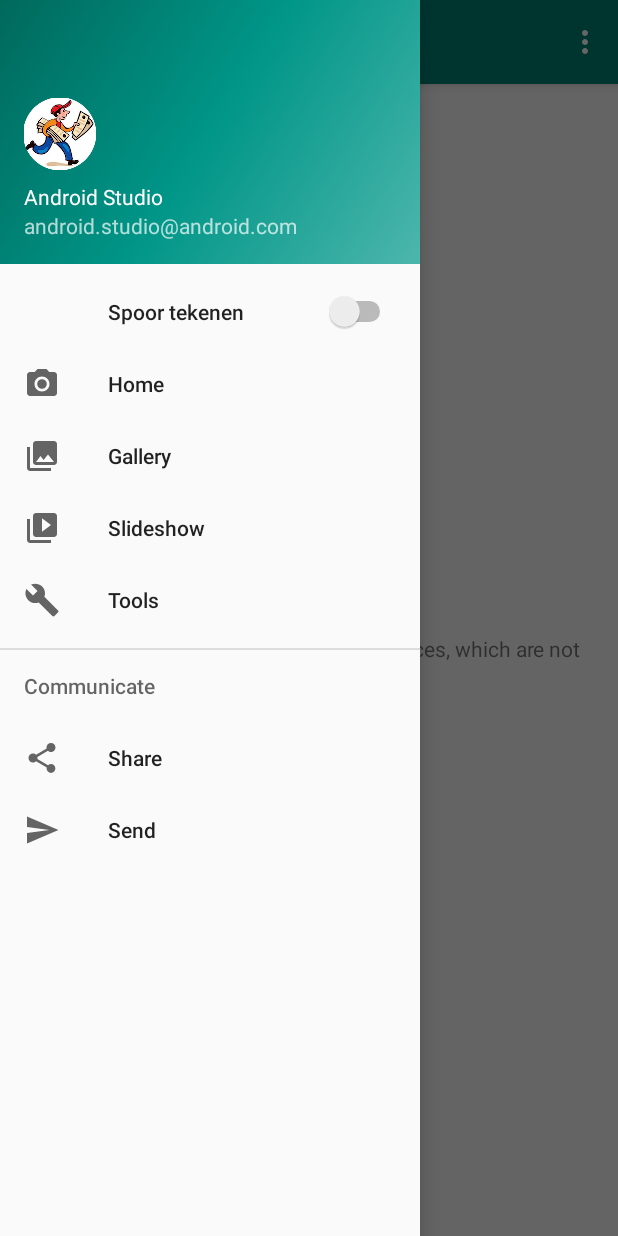
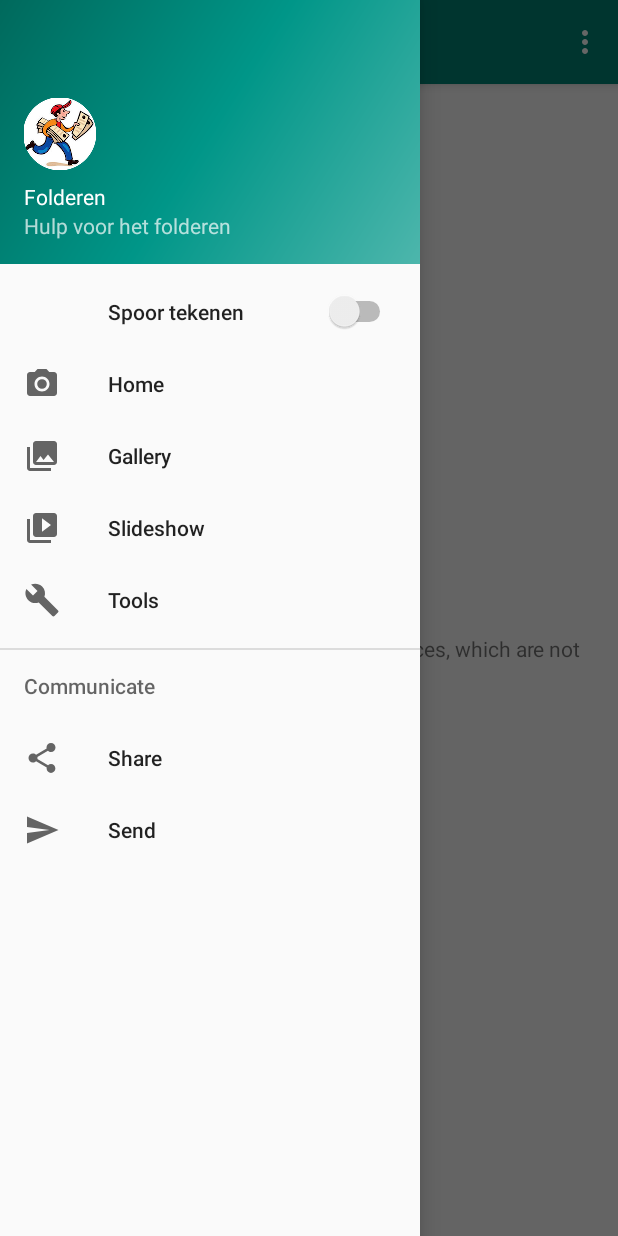
Before and after one commit to teusbenschop/folderen, an Android app: the screen it shows after launch (MainActivity), with the side drawer open, on a phone screen of 412 x 824 dp. Run offline under Robolectric (Android 15) with nearby library versions, the light colour scheme and no system bars.

Commit message:
Remove default android studio strings

```diff
--- a/app/src/main/res/values/strings.xml
+++ b/app/src/main/res/values/strings.xml
@@ -2,8 +2,8 @@
     <string name="app_name">Folderen</string>
     <string name="navigation_drawer_open">Open navigation drawer</string>
     <string name="navigation_drawer_close">Close navigation drawer</string>
-    <string name="nav_header_title">Android Studio</string>
-    <string name="nav_header_subtitle">android.studio@android.com</string>
+    <string name="nav_header_title">Folderen</string>
+    <string name="nav_header_subtitle">Hulp voor het folderen</string>
     <string name="nav_header_desc">Navigation header</string>
     <string name="action_settings">Settings</string>
 
```
